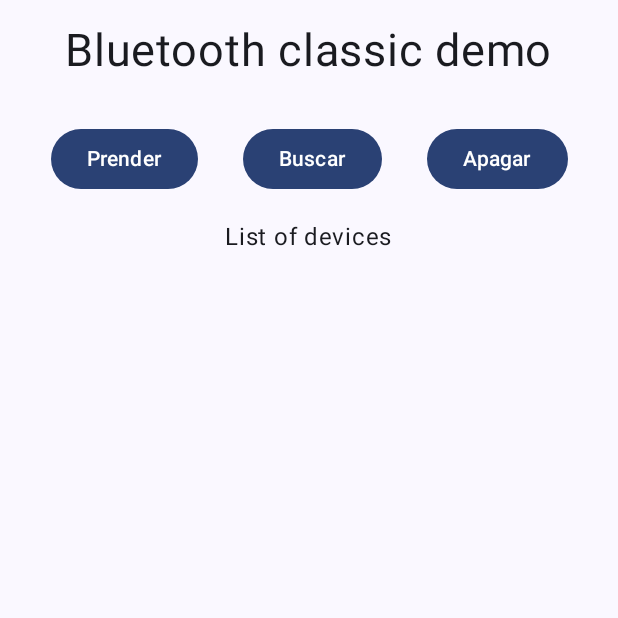
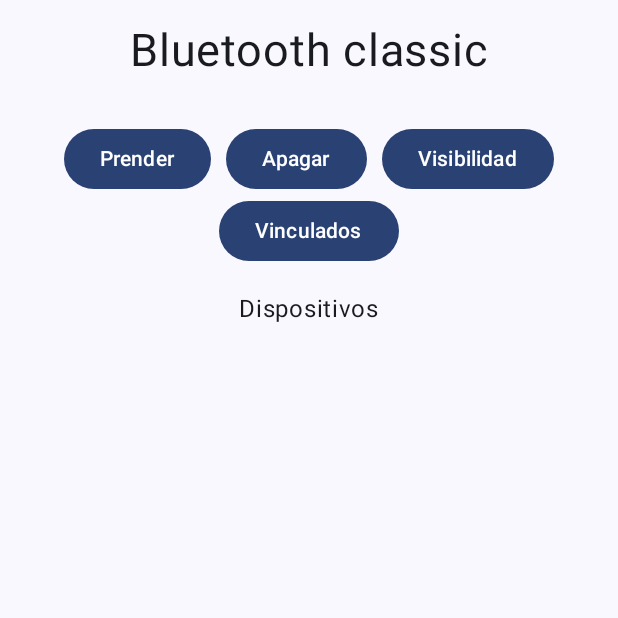
Before and after one commit to RaphaChi08/bluetooth-classic, an Android app built with Jetpack Compose: the screen it shows after launch (MainActivity), on a phone screen of 412 x 824 dp, the top half of it. Run offline under Robolectric (Android 15) with nearby library versions, the phone set to English and light mode, and no system bars.

Commit message:
Se agregó la función de hacer visible el bluetooth y mostrar una lista de los dispositivos vinculados

```diff
--- a/bluetooth-classic/app/src/main/AndroidManifest.xml
+++ b/bluetooth-classic/app/src/main/AndroidManifest.xml
@@ -4,6 +4,8 @@
 
     <uses-permission android:name="android.permission.BLUETOOTH" />
     <uses-permission android:name="android.permission.BLUETOOTH_ADMIN" />
+    <uses-permission android:name="android.permission.BLUETOOTH_ADVERTISE" />
+    <uses-permission android:name="android.permission.BLUETOOTH_SCAN" />
     <uses-permission android:name="android.permission.ACCESS_COARSE_LOCATION" />
     <uses-permission android:name="android.permission.BLUETOOTH_CONNECT" />
 
--- a/bluetooth-classic/app/src/main/java/com/example/bluetooth_classic/MainActivity.kt
+++ b/bluetooth-classic/app/src/main/java/com/example/bluetooth_classic/MainActivity.kt
@@ -31,6 +31,9 @@ import androidx.compose.material3.Surface
 import androidx.compose.material3.Text
 import androidx.compose.material3.TextField
 import androidx.compose.runtime.Composable
+import androidx.compose.runtime.MutableState
+import androidx.compose.runtime.remember
+import androidx.compose.runtime.mutableStateOf
 import androidx.compose.ui.Alignment
 import androidx.compose.ui.Modifier
 import androidx.compose.ui.graphics.Color
@@ -49,9 +52,6 @@ import com.example.bluetooth_classic.ui.theme.BluetoothclassicTheme
 private val bluetoothManager: BluetoothManager? = getSystemService(BluetoothManager::class.java)
 private val bluetoothAdapter: BluetoothAdapter? = bluetoothManager.getAdapter() */
 private val bluetoothAdapter: BluetoothAdapter? = BluetoothAdapter.getDefaultAdapter()
-
-
-
 
 class MainActivity : ComponentActivity() {
     override fun onCreate(savedInstanceState: Bundle?) {
@@ -75,39 +75,50 @@ class MainActivity : ComponentActivity() {
 @Composable
 fun Greeting(modifier: Modifier = Modifier) {
     val context = LocalContext.current
+    var devices = remember { mutableStateOf("") }
     Box(modifier = modifier
         .fillMaxWidth()
         .fillMaxSize(),
         contentAlignment = Alignment.TopCenter
     ){
+
         Column(horizontalAlignment = Alignment.CenterHorizontally) {
             Spacer(modifier = Modifier.height(16.dp))
             Text(
-                text = "Bluetooth classic demo",
+                text = "Bluetooth classic",
                 modifier = modifier,
                 fontSize = 30.sp
             )
             Spacer(modifier = Modifier.height(30.dp))
-            Row(
-                horizontalArrangement = Arrangement.Center,
-                modifier = Modifier.fillMaxWidth()
-            ){
-                Button(onClick = { turnOnBluetooth( context ) }) {
-                    Text(text = "Prender")
+            Column(horizontalAlignment = Alignment.CenterHorizontally) {
+                Row(horizontalArrangement = Arrangement.Center, modifier = Modifier.fillMaxWidth()) {
+                    //Boton prender bluetooth
+                    Button(onClick = { turnOnBluetooth( context ) }) {
+                        Text(text = "Prender")
+                    }
+                    Spacer(modifier = Modifier.width(10.dp))
+                    //Boton apagar bluetooth
+                    Button(onClick = { turnOffBluetooth( context ) }) {
+                        Text(text = "Apagar")
+                    }
+                    Spacer(modifier = Modifier.width(10.dp))
+                    //Boton visible dispositivo
+                    Button(onClick = { discoveredDevice( context ) }) {
+                        Text(text = "Visibilidad")
+                    }
                 }
-                Spacer(modifier = Modifier.width(30.dp))
-                Button(onClick = {}) {
-                    Text(text = "Buscar")
-                }
-                Spacer(modifier = Modifier.width(30.dp))
-                Button(onClick = { turnOffBluetooth( context ) }) {
-                    Text(text = "Apagar")
+                Spacer(modifier = Modifier.width(5.dp))
+                Row(horizontalArrangement = Arrangement.Center, modifier = Modifier.fillMaxWidth()) {
+                    //Boton mostrar dispositivos vinculados
+                    Button(onClick = { devices.value = pairDevices( context ) }) {
+                        Text(text = "Vinculados")
+                    }
                 }
             }
             Spacer(modifier = Modifier.height(16.dp))
-            Text(text = "List of devices", modifier = modifier)
-            Spacer(modifier = Modifier.height(16.dp))
-
+            Text(text = "Dispositivos")
+            Spacer(modifier = Modifier.height(8.dp))
+            Text(text = devices.value, modifier = modifier)
         }
     }
 }
@@ -116,11 +127,11 @@ fun Greeting(modifier: Modifier = Modifier) {
 
 private fun turnOnBluetooth(context: Context) {
     if (bluetoothAdapter?.isEnabled == false) {
+        Toast.makeText(context, "Encendiendo bluetooth...", Toast.LENGTH_SHORT).show()
         /* Tampoco funciono a como dice la documentación, no reconoce la constante "REQUEST_ENABLE_BT"
         val enableBtIntent = Intent(BluetoothAdapter.ACTION_REQUEST_ENABLE)
         startActivityForResult(enableBtIntent, REQUEST_ENABLE_BT)
         */
-
         val enableBtIntent = Intent(BluetoothAdapter.ACTION_REQUEST_ENABLE)
         if (ActivityCompat.checkSelfPermission(
                 context,
@@ -130,13 +141,13 @@ private fun turnOnBluetooth(context: Context) {
             context.startActivity(enableBtIntent)
             return
         }
-
     }else{
         Toast.makeText(context, "El bluetooth ya se encuentra activo", Toast.LENGTH_SHORT).show()
     }
 }
 
 private fun turnOffBluetooth(context: Context) {
+    Toast.makeText(context, "Apagando el bluetooth...", Toast.LENGTH_SHORT).show()
     if (bluetoothAdapter?.isEnabled == true){
         if (ActivityCompat.checkSelfPermission(
                 context,
@@ -151,6 +162,49 @@ private fun turnOffBluetooth(context: Context) {
     }
 }
 
+private fun discoveredDevice(context: Context){
+    if (bluetoothAdapter?.isDiscovering == false){
+        val discoverBtIntent = Intent(BluetoothAdapter.ACTION_REQUEST_DISCOVERABLE)
+        if (ActivityCompat.checkSelfPermission(
+                context,
+                Manifest.permission.BLUETOOTH_SCAN
+            ) != PackageManager.PERMISSION_GRANTED
+        ) {
+            context.startActivity(discoverBtIntent)
+            return
+        }
+    }else{
+
+    }
+}
+
+private fun pairDevices(context: Context): String {
+
+    if (bluetoothAdapter?.isEnabled == true){
+        if (ActivityCompat.checkSelfPermission(
+                context,
+                Manifest.permission.BLUETOOTH_CONNECT
+            ) != PackageManager.PERMISSION_GRANTED
+        ) {
+            val devices: Set<BluetoothDevice> =
+                bluetoothAdapter.bondedDevices
+
+            var list = ""
+
+            for (device in devices){
+                list = "\n Device : "+device.name+" , "+device
+            }
+            return list
+        }else{
+            return "No tienes permiso"
+        }
+    }else{
+        Toast.makeText(context, "Enciende el bluetooth primero", Toast.LENGTH_SHORT).show()
+        return "Enciende el bluetooth..."
+    }
+}
+
+
 @Preview(showBackground = true)
 @Composable
 fun GreetingPreview() {
```
